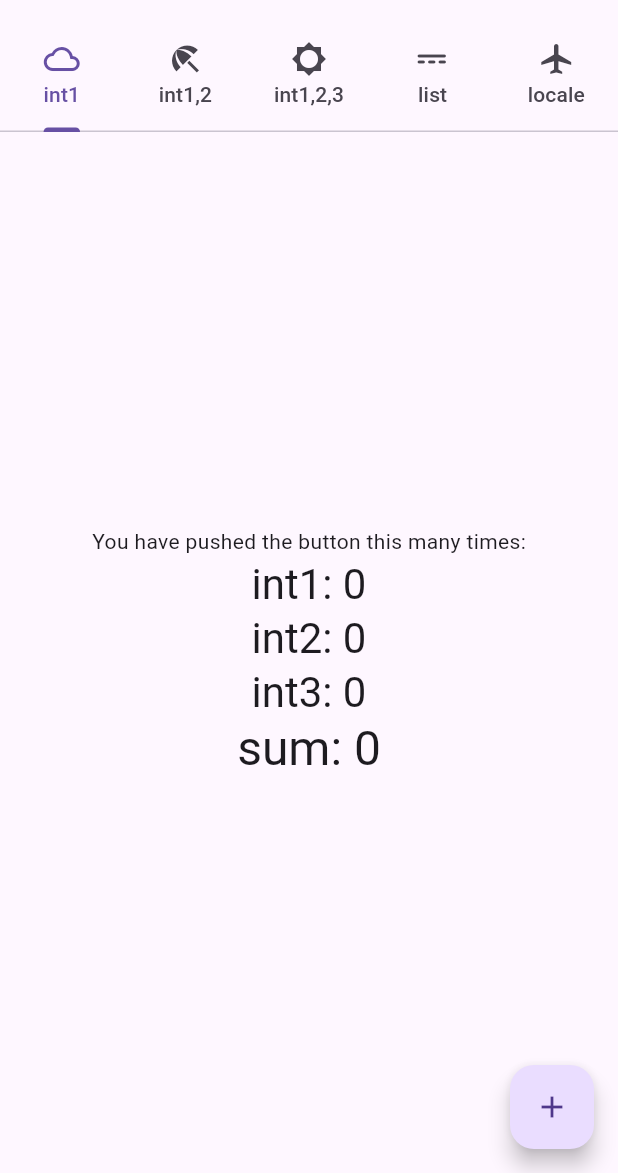
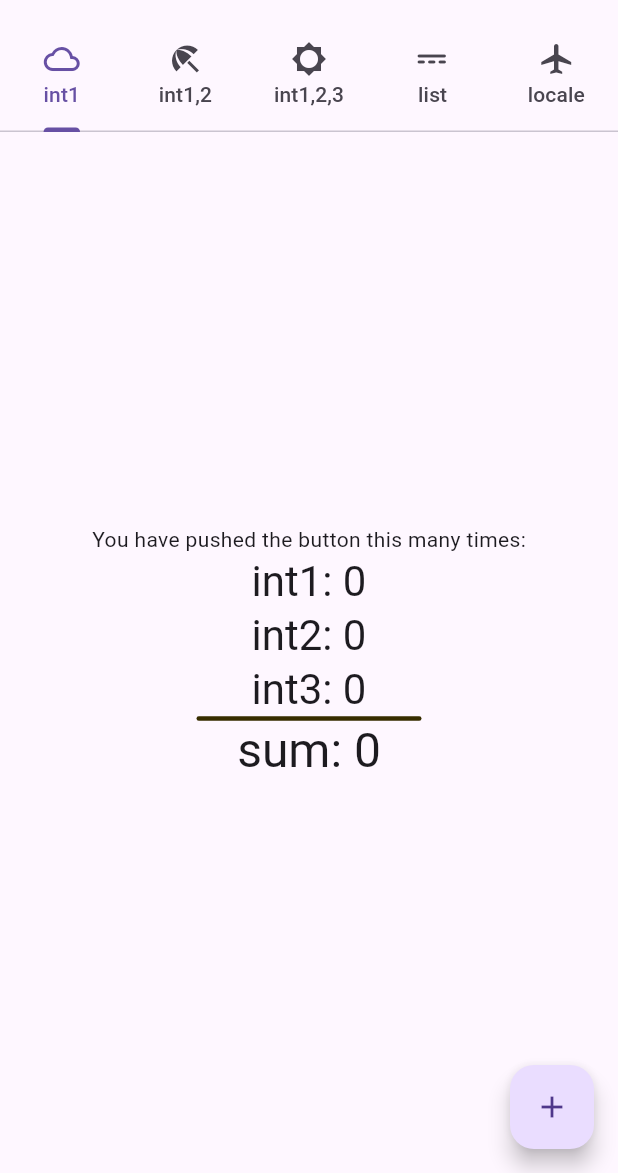
Before and after one commit to rob333/flutter_mediator_simple, a Flutter app: the screen it shows after launch, on a phone screen of 412 x 824 dp, the part 63-1236 px from its top. Run offline on Flutter 3.47's test engine with Material 2 defaults, Android fonts, the phone set to English and light mode, and no system bars; drawn by our look-alikes of flutter_animate; our stand-ins replace flutter_i18n, shared_preferences.

Commit message:
example, add a line for the sum field

```diff
--- a/example/lib/main.dart
+++ b/example/lib/main.dart
@@ -175,6 +175,16 @@ class IntPage extends StatelessWidget {
                 style: Theme.of(context).textTheme.headlineMedium,
               );
             },
+          ),
+          Container(
+            height: 3,
+            width: 150,
+            alignment: Alignment.center,
+            // color: const Color.fromARGB(255, 54, 48, 44),
+            decoration: const BoxDecoration(
+              borderRadius: BorderRadius.all(Radius.circular(15)),
+              color: Color.fromARGB(255, 55, 45, 0),
+            ),
           ),
           Subscriber(
             builder: () {
```
Also changed, not shown: 1 other file.
